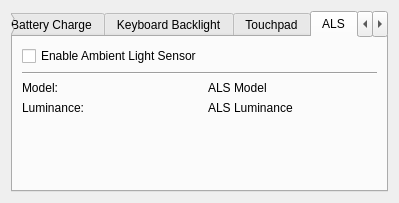
Old version of the form vcc/main_window.ui in the repository norbusan/sony-control-center.
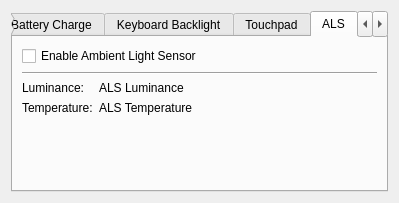
New version of the form. The open tabs and pages were chosen to show the change.

Commit message: Updated to latest Marco's version of the driver

What changed in the file:
```diff
--- a/vcc/main_window.ui
+++ b/vcc/main_window.ui
@@ -155,7 +155,7 @@
        <property name="fieldGrowthPolicy">
         <enum>QFormLayout::AllNonFixedFieldsGrow</enum>
        </property>
-       <item row="0" column="0">
+       <item row="0" column="0" colspan="2">
         <widget class="QCheckBox" name="chk_enable_als_power">
          <property name="text">
           <string>Enable Ambient Light Sensor</string>
@@ -170,33 +170,33 @@
         </widget>
        </item>
        <item row="2" column="0">
-        <widget class="QLabel" name="lbl_als_model">
-         <property name="text">
-          <string>Model:</string>
-         </property>
-        </widget>
-       </item>
-       <item row="2" column="1">
-        <widget class="QLabel" name="lbl_als_model_val">
-         <property name="text">
-          <string>ALS Model</string>
-         </property>
-        </widget>
-       </item>
-       <item row="3" column="0">
         <widget class="QLabel" name="lbl_als_lux">
          <property name="text">
           <string>Luminance:</string>
          </property>
         </widget>
        </item>
-       <item row="3" column="1">
+       <item row="2" column="1">
         <widget class="QLabel" name="lbl_als_lux_val">
          <property name="text">
           <string>ALS Luminance</string>
          </property>
         </widget>
        </item>
+       <item row="3" column="0">
+        <widget class="QLabel" name="lbl_als_kelvin">
+         <property name="text">
+          <string>Temperature:</string>
+         </property>
+        </widget>
+       </item>
+       <item row="3" column="1">
+        <widget class="QLabel" name="lbl_als_kelvin_val">
+         <property name="text">
+          <string>ALS Temperature</string>
+         </property>
+        </widget>
+       </item>
       </layout>
      </widget>
      <widget class="QWidget" name="tab_lid">
```
The commit also changes 2 other files.
